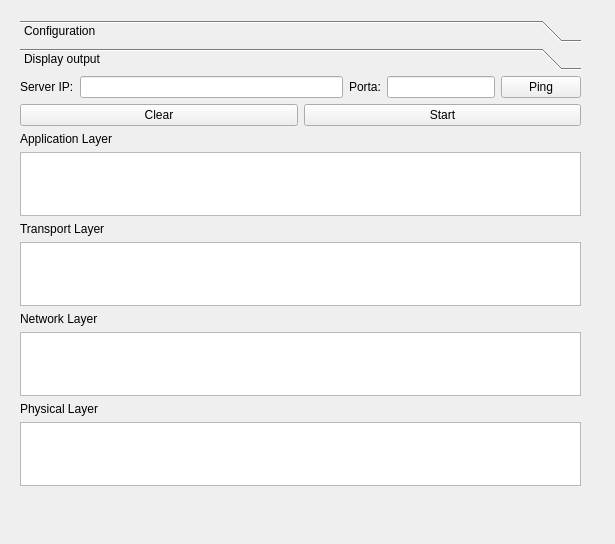
The window that NEW/client.ui (thaisdb/TCC) describes before a commit, drawn with Qt 5.
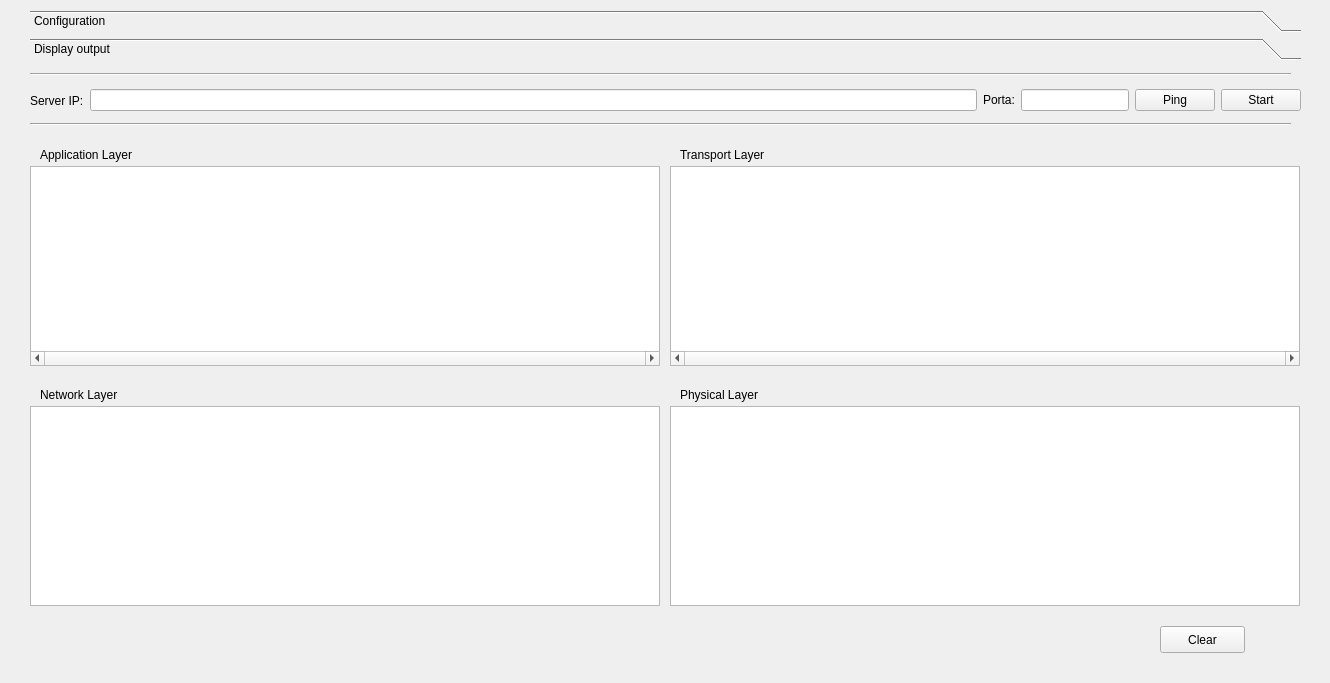
The same window after the commit.

```diff
--- a/NEW/client.ui
+++ b/NEW/client.ui
@@ -6,8 +6,8 @@
    <rect>
     <x>0</x>
     <y>0</y>
-    <width>615</width>
-    <height>544</height>
+    <width>1330</width>
+    <height>683</height>
    </rect>
   </property>
   <property name="windowTitle">
@@ -16,10 +16,10 @@
   <widget class="QToolBox" name="toolBox">
    <property name="geometry">
     <rect>
-     <x>20</x>
-     <y>20</y>
-     <width>561</width>
-     <height>481</height>
+     <x>30</x>
+     <y>10</y>
+     <width>1271</width>
+     <height>651</height>
     </rect>
    </property>
    <property name="sizePolicy">
@@ -28,6 +28,12 @@
      <verstretch>0</verstretch>
     </sizepolicy>
    </property>
+   <property name="autoFillBackground">
+    <bool>false</bool>
+   </property>
+   <property name="midLineWidth">
+    <number>0</number>
+   </property>
    <property name="currentIndex">
     <number>1</number>
    </property>
@@ -36,8 +42,8 @@
      <rect>
       <x>0</x>
       <y>0</y>
-      <width>561</width>
-      <height>419</height>
+      <width>1271</width>
+      <height>589</height>
      </rect>
     </property>
     <property name="accessibleName">
@@ -49,80 +55,41 @@
     <attribute name="label">
      <string>Configuration</string>
     </attribute>
-    <widget class="QWidget" name="verticalLayoutWidget">
-     <property name="geometry">
-      <rect>
-       <x>-2</x>
-       <y>1</y>
-       <width>561</width>
-       <height>241</height>
-      </rect>
-     </property>
-     <layout class="QVBoxLayout" name="verticalLayout_3">
-      <item>
-       <widget class="Line" name="line_3">
-        <property name="orientation">
-         <enum>Qt::Horizontal</enum>
-        </property>
-       </widget>
-      </item>
-      <item>
-       <widget class="QLabel" name="label_3">
-        <property name="text">
-         <string>Server configuration:</string>
-        </property>
-       </widget>
-      </item>
-      <item>
-       <widget class="Line" name="line">
-        <property name="orientation">
-         <enum>Qt::Horizontal</enum>
-        </property>
-       </widget>
-      </item>
-      <item>
-       <widget class="QLabel" name="label_4">
-        <property name="text">
-         <string>Transport Protocol:</string>
-        </property>
-       </widget>
-      </item>
-      <item>
-       <layout class="QHBoxLayout" name="horizontalLayout">
-        <item alignment="Qt::AlignHCenter">
-         <widget class="QRadioButton" name="radUDP">
-          <property name="text">
-           <string>UDP</string>
-          </property>
-          <property name="checked">
-           <bool>true</bool>
-          </property>
-         </widget>
-        </item>
-        <item alignment="Qt::AlignHCenter">
-         <widget class="QRadioButton" name="radTCP">
-          <property name="text">
-           <string>TCP</string>
-          </property>
-         </widget>
-        </item>
-       </layout>
-      </item>
-      <item>
        <widget class="Line" name="line_2">
+     <property name="geometry">
+      <rect>
+       <x>0</x>
+       <y>50</y>
+       <width>681</width>
+       <height>16</height>
+      </rect>
+     </property>
         <property name="orientation">
          <enum>Qt::Horizontal</enum>
         </property>
        </widget>
-      </item>
-      <item>
        <widget class="QLabel" name="label_5">
+     <property name="geometry">
+      <rect>
+       <x>0</x>
+       <y>70</y>
+       <width>59</width>
+       <height>17</height>
+      </rect>
+     </property>
         <property name="text">
          <string>Options:</string>
         </property>
        </widget>
-      </item>
-      <item>
+    <widget class="QWidget" name="layoutWidget">
+     <property name="geometry">
+      <rect>
+       <x>0</x>
+       <y>100</y>
+       <width>671</width>
+       <height>24</height>
+      </rect>
+     </property>
        <layout class="QHBoxLayout" name="horizontalLayout_3">
         <item>
          <widget class="QCheckBox" name="checkBox_2">
@@ -139,33 +106,104 @@
          </widget>
         </item>
        </layout>
+    </widget>
+    <widget class="QWidget" name="layoutWidget">
+     <property name="geometry">
+      <rect>
+       <x>0</x>
+       <y>20</y>
+       <width>411</width>
+       <height>24</height>
+      </rect>
+     </property>
+     <layout class="QHBoxLayout" name="horizontalLayout">
+      <item>
+       <widget class="QLabel" name="label_4">
+        <property name="text">
+         <string>Transport Protocol:</string>
+        </property>
+       </widget>
+      </item>
+      <item alignment="Qt::AlignHCenter">
+       <widget class="QRadioButton" name="radTCP">
+        <property name="text">
+         <string>TCP</string>
+        </property>
+       </widget>
+      </item>
+      <item>
+       <widget class="QRadioButton" name="radUDP">
+        <property name="text">
+         <string>UDP</string>
+        </property>
+        <property name="checked">
+         <bool>true</bool>
+        </property>
+       </widget>
       </item>
      </layout>
     </widget>
+    <widget class="Line" name="line_3">
+     <property name="geometry">
+      <rect>
+       <x>1</x>
+       <y>1</y>
+       <width>681</width>
+       <height>16</height>
+      </rect>
+     </property>
+     <property name="orientation">
+      <enum>Qt::Horizontal</enum>
+     </property>
+    </widget>
    </widget>
    <widget class="QWidget" name="displayPage">
     <property name="geometry">
      <rect>
       <x>0</x>
       <y>0</y>
-      <width>561</width>
-      <height>419</height>
+      <width>1271</width>
+      <height>589</height>
      </rect>
     </property>
     <attribute name="label">
      <string>Display output</string>
     </attribute>
-    <widget class="QWidget" name="layoutWidget">
+    <widget class="Line" name="line">
      <property name="geometry">
       <rect>
        <x>0</x>
        <y>0</y>
-       <width>561</width>
-       <height>411</height>
+       <width>1261</width>
+       <height>16</height>
       </rect>
      </property>
-     <layout class="QVBoxLayout" name="verticalLayout">
-      <item>
+     <property name="orientation">
+      <enum>Qt::Horizontal</enum>
+     </property>
+    </widget>
+    <widget class="Line" name="line_4">
+     <property name="geometry">
+      <rect>
+       <x>0</x>
+       <y>50</y>
+       <width>1261</width>
+       <height>16</height>
+      </rect>
+     </property>
+     <property name="orientation">
+      <enum>Qt::Horizontal</enum>
+     </property>
+    </widget>
+    <widget class="QWidget" name="layoutWidget">
+     <property name="geometry">
+      <rect>
+       <x>0</x>
+       <y>20</y>
+       <width>1271</width>
+       <height>29</height>
+      </rect>
+     </property>
        <layout class="QHBoxLayout" name="horizontalLayout_4">
         <item>
          <widget class="QLabel" name="label">
@@ -223,17 +261,6 @@
           </property>
          </widget>
         </item>
-       </layout>
-      </item>
-      <item>
-       <layout class="QHBoxLayout" name="horizontalLayout_2">
-        <item>
-         <widget class="QPushButton" name="clearButton">
-          <property name="text">
-           <string>Clear</string>
-          </property>
-         </widget>
-        </item>
         <item>
          <widget class="QPushButton" name="startButton">
           <property name="text">
@@ -245,16 +272,32 @@
          </widget>
         </item>
        </layout>
-      </item>
-      <item>
+    </widget>
        <widget class="QLabel" name="label_6">
+     <property name="geometry">
+      <rect>
+       <x>10</x>
+       <y>80</y>
+       <width>120</width>
+       <height>17</height>
+      </rect>
+     </property>
         <property name="text">
          <string>Application Layer</string>
         </property>
        </widget>
-      </item>
-      <item>
        <widget class="QTextEdit" name="applicationLOut">
+     <property name="geometry">
+      <rect>
+       <x>0</x>
+       <y>100</y>
+       <width>630</width>
+       <height>200</height>
+      </rect>
+     </property>
+     <property name="horizontalScrollBarPolicy">
+      <enum>Qt::ScrollBarAlwaysOn</enum>
+     </property>
         <property name="documentTitle">
          <string/>
         </property>
@@ -269,16 +312,31 @@
 &lt;p style=&quot;-qt-paragraph-type:empty; margin-top:0px; margin-bottom:0px; margin-left:0px; margin-right:0px; -qt-block-indent:0; text-indent:0px;&quot;&gt;&lt;br /&gt;&lt;/p&gt;&lt;/body&gt;&lt;/html&gt;</string>
         </property>
        </widget>
-      </item>
-      <item>
        <widget class="QLabel" name="label_7">
+     <property name="geometry">
+      <rect>
+       <x>650</x>
+       <y>80</y>
+       <width>108</width>
+       <height>17</height>
+      </rect>
+     </property>
         <property name="text">
          <string>Transport Layer</string>
         </property>
        </widget>
-      </item>
-      <item>
        <widget class="QTextEdit" name="transportLOut">
+     <property name="geometry">
+      <rect>
+       <x>640</x>
+       <y>100</y>
+       <width>630</width>
+       <height>200</height>
+      </rect>
+     </property>
+     <property name="horizontalScrollBarPolicy">
+      <enum>Qt::ScrollBarAlwaysOn</enum>
+     </property>
         <property name="readOnly">
          <bool>true</bool>
         </property>
@@ -290,36 +348,70 @@
 &lt;p style=&quot;-qt-paragraph-type:empty; margin-top:0px; margin-bottom:0px; margin-left:0px; margin-right:0px; -qt-block-indent:0; text-indent:0px;&quot;&gt;&lt;br /&gt;&lt;/p&gt;&lt;/body&gt;&lt;/html&gt;</string>
         </property>
        </widget>
-      </item>
-      <item>
        <widget class="QLabel" name="label_8">
+     <property name="geometry">
+      <rect>
+       <x>10</x>
+       <y>320</y>
+       <width>102</width>
+       <height>17</height>
+      </rect>
+     </property>
         <property name="text">
          <string>Network Layer</string>
         </property>
        </widget>
-      </item>
-      <item>
        <widget class="QTextEdit" name="networkLOut">
+     <property name="geometry">
+      <rect>
+       <x>0</x>
+       <y>340</y>
+       <width>630</width>
+       <height>200</height>
+      </rect>
+     </property>
         <property name="readOnly">
          <bool>true</bool>
         </property>
        </widget>
-      </item>
-      <item>
        <widget class="QLabel" name="label_9">
+     <property name="geometry">
+      <rect>
+       <x>650</x>
+       <y>320</y>
+       <width>97</width>
+       <height>17</height>
+      </rect>
+     </property>
         <property name="text">
          <string>Physical Layer</string>
         </property>
        </widget>
-      </item>
-      <item>
        <widget class="QTextEdit" name="physicalLOut">
+     <property name="geometry">
+      <rect>
+       <x>640</x>
+       <y>340</y>
+       <width>630</width>
+       <height>200</height>
+      </rect>
+     </property>
         <property name="readOnly">
          <bool>true</bool>
         </property>
        </widget>
-      </item>
-     </layout>
+    <widget class="QPushButton" name="clearButton">
+     <property name="geometry">
+      <rect>
+       <x>1130</x>
+       <y>560</y>
+       <width>85</width>
+       <height>27</height>
+      </rect>
+     </property>
+     <property name="text">
+      <string>Clear</string>
+     </property>
     </widget>
    </widget>
   </widget>
```
Lines whose indentation alone changed are shown as unchanged.
